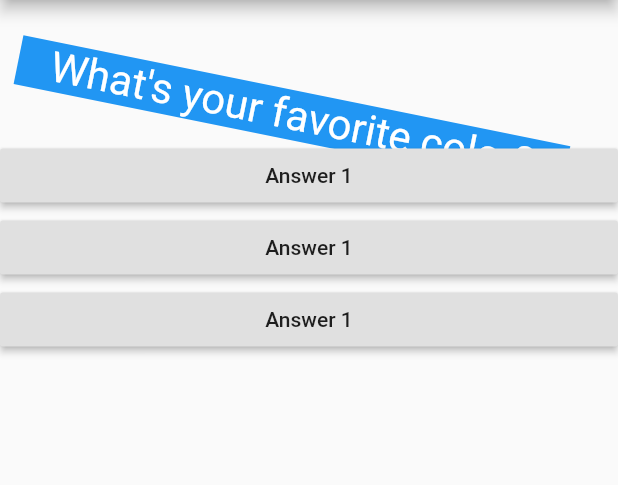
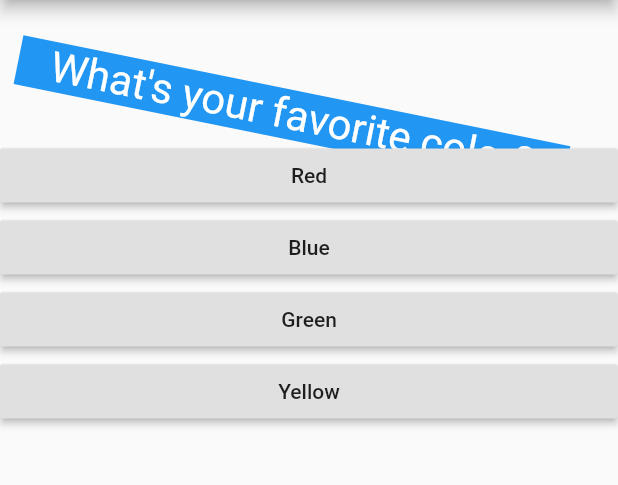
Before and after one commit to Sheraz788/UI-Designing-Flutter, a Flutter app: the screen it shows after launch, on a phone screen of 412 x 824 dp, the part 84-569 px from its top. Run offline on Flutter 3.47's test engine with Material 2 defaults, Android fonts, the phone set to English and light mode, and no system bars.

Commit message:
Quiz app is created

```diff
--- a/lib/Answer.dart
+++ b/lib/Answer.dart
@@ -2,14 +2,15 @@ import 'package:flutter/material.dart';
 
 class Answer extends StatelessWidget {
   final Function answerHandler;
-  Answer(this.answerHandler);
+  final String answer;
+  Answer(this.answerHandler, this.answer);
 
   @override
   Widget build(BuildContext context) {
     return Container(
       width: double.infinity,
       child: RaisedButton(
-          child: Text('Answer 1'),
+          child: Text(answer),
           onPressed: answerHandler
       ),
     );
--- a/lib/MyApp.dart
+++ b/lib/MyApp.dart
@@ -1,6 +1,6 @@
 import 'package:flutter/material.dart';
-import 'package:flutter_ui_designing/Answer.dart';
-import 'package:flutter_ui_designing/questions.dart';
+import 'package:flutter_ui_designing/Quiz.dart';
+import 'package:flutter_ui_designing/result.dart';
 
 class MyApp extends StatefulWidget{
   @override
@@ -14,22 +14,48 @@ class MyAppState extends State<MyApp>{
   var questions = [
     {
       'questionText' : 'What\'s your favorite color?',
-      'answers' : ['Red', 'Blue', 'Green', 'Yellow']
+      'answers' : [
+        {'text' : 'Red', 'score' : 10},
+        {'text' : 'Blue', 'score' : 7},
+        {'text' : 'Green', 'score' : 4},
+        {'text' : 'Yellow', 'score' : 1}
+      ]
     },
     {
       'questionText' : 'What\'s your favorite animal?',
-      'answers' : ['Rabbit', 'Elephant', 'Monkey', 'Lion']
+      'answers' : [
+          {'text' : 'Elephant', 'score' : 10},
+          {'text' : 'Lion', 'score' : 7},
+          {'text' : 'Rabbit', 'score' : 4},
+          {'text' : 'Monkey', 'score' : 1}
+        ]
     },
     {
       'questionText' : 'What\'s your favorite name?',
-      'answers' : ['Maxwell', 'Smith', 'Rahul', 'Ajay']
+      'answers' : [
+          {'text' : 'Maxwell', 'score' : 10},
+          {'text' : 'Rahul', 'score' : 7},
+          {'text' : 'Wasim', 'score' : 4},
+          {'text' : 'Furguson', 'score' : 1}
+        ]
     },
   ];
-  var questionIndex = 0;
+  var _questionIndex = 0;
+  var _totalScore = 0;
 
-  void _answerQuestion(){
+  void _quizReset(){
+    setState(() {
+      _questionIndex = 0;
+      _totalScore = 0;
+    });
+  }
+
+  void _answerQuestion(int score){
+
+    _totalScore = score + _totalScore;
+
       setState(() {
-        questionIndex = questionIndex + 1;
+        _questionIndex = _questionIndex + 1;
       });
   }
 
@@ -39,14 +65,11 @@ class MyAppState extends State<MyApp>{
         appBar: AppBar(
           title: Text('My First App'),
         ),
-      body: Column(
-        children: [
-          Questions(questions[questionIndex]['questionText']),
-          Answer(_answerQuestion),
-          Answer(_answerQuestion),
-          Answer(_answerQuestion),
-        ],
-      ),
+      body: _questionIndex < questions.length ?
+      Quiz(
+          questionIndex: _questionIndex, answerQuestion: _answerQuestion, questions: questions,
+      ) :
+      Result(_totalScore, _quizReset),
     );
   }
 }
--- /dev/null
+++ b/lib/quiz.dart
@@ -0,0 +1,24 @@
+import 'package:flutter/material.dart';
+import 'questions.dart';
+import 'Answer.dart';
+
+class Quiz extends StatelessWidget {
+  final List<Map<String, Object>> questions;
+  final int questionIndex;
+  final Function answerQuestion;
+
+  Quiz({this.questionIndex, this.answerQuestion, this.questions});
+
+  @override
+  Widget build(BuildContext context) {
+    return Column(
+      children: [
+        Questions(questions[questionIndex]['questionText']),
+        ...(questions[questionIndex]['answers'] as List<Map<String, Object>>)
+            .map((answer){
+          return Answer(() => answerQuestion(answer['score']), answer['text']);
+        }).toList()
+      ],
+    );
+  }
+}
```
Also changed, not shown: lib/result.dart (added, +38 -0 lines).
